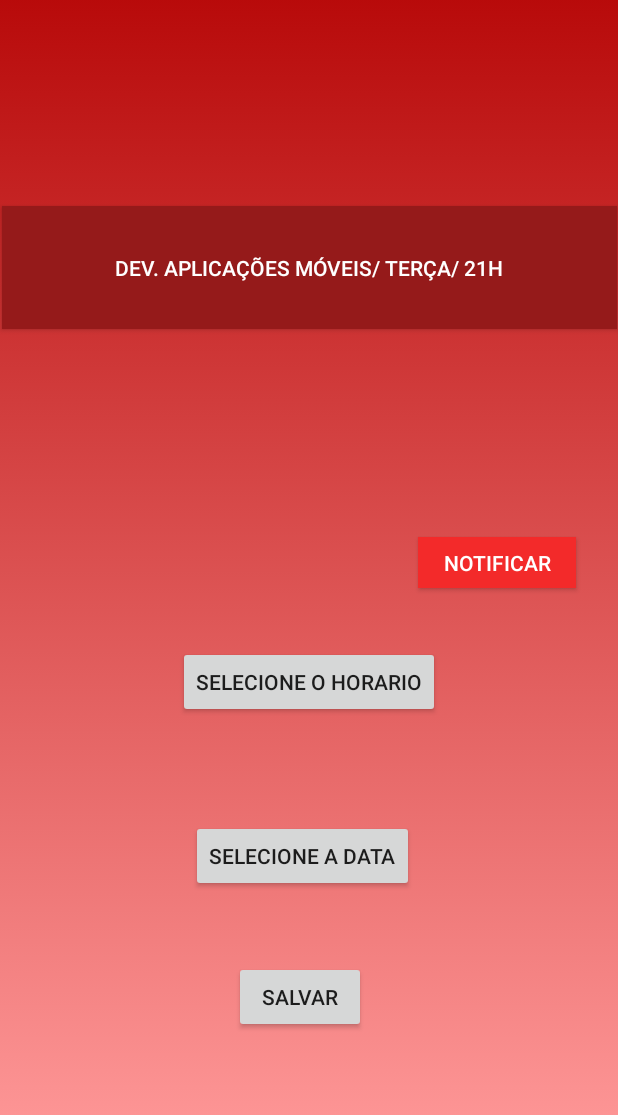
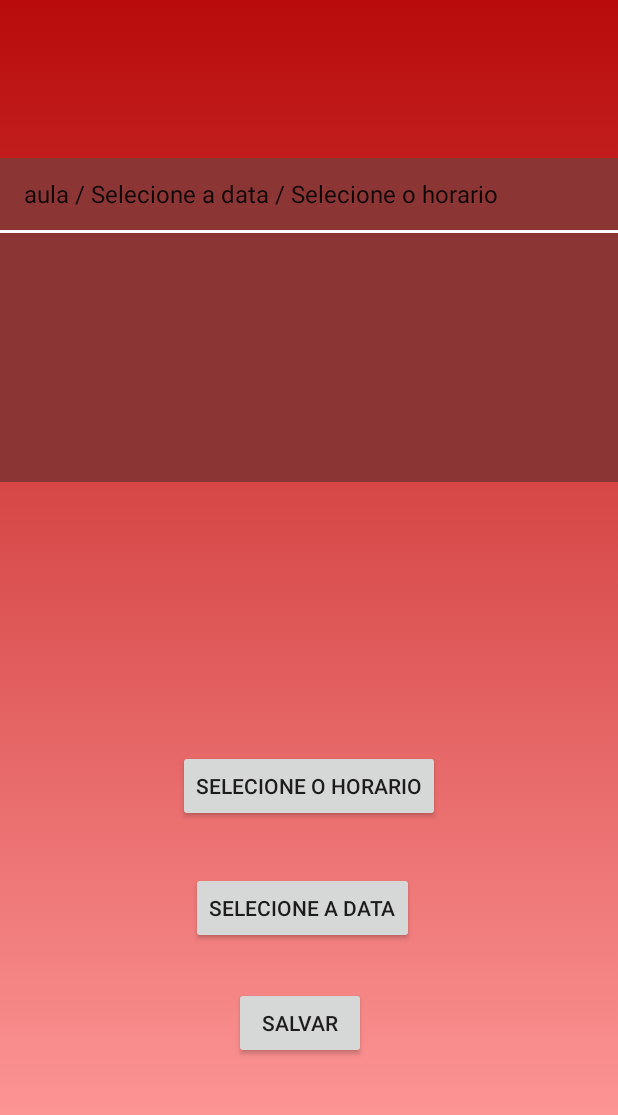
Before and after one commit to mateusmariano/GMWnotes, an Android app: the DashFragment screen opened directly, with no data from a screen before it, after a tap on "SALVAR", on a phone screen of 412 x 824 dp, the part 84-1199 px from its top. Run offline under Robolectric (Android 15) with nearby library versions, the phone set to English and light mode, and no system bars.

Commit message:
[Lista Tarefa] - Lógica
Adição da lista de tarefas e retirada do sistema de alarme

```diff
--- a/app/src/main/java/com/example/gmwnotes/Adapter/EventAdapter.java
+++ /dev/null
@@ -1,53 +0,0 @@
-package com.example.gmwnotes.Adapter;
-
-import android.content.Context;
-import android.view.View;
-import android.view.ViewGroup;
-import android.widget.LinearLayout;
-import android.widget.TextView;
-
-import androidx.annotation.NonNull;
-import androidx.recyclerview.widget.RecyclerView;
-
-import com.example.gmwnotes.Database.EntityClass;
-import com.example.gmwnotes.R;
-
-import org.w3c.dom.Text;
-
-import java.util.List;
-
-public class EventAdapter extends RecyclerView.Adapter<EventAdapter.ViewHolder> {
-
-    Context context;
-    List<EntityClass> entityClasses;
-
-    public EventAdapter(Context context, List<EntityClass> entityClasses){
-        this.context = context;
-        this.entityClasses = entityClasses;
-    }
-
-    @NonNull
-    @Override
-    public ViewHolder onCreateViewHolder(@NonNull ViewGroup parent, int viewType) {
-        return null;
-    }
-
-    @Override
-    public void onBindViewHolder(@NonNull ViewHolder holder, int position) {
-
-    }
-
-    @Override
-    public int getItemCount() {
-        return 0;
-    }
-
-    class ViewHolder extends RecyclerView.ViewHolder{
-        private TextView eventText, timeAndDateText;
-        private LinearLayout topLayout;
-        public ViewHolder(@NonNull View itemView) {
-           super(itemView);
-
-        }
-    }
-}
--- a/app/src/main/java/com/example/gmwnotes/DashFragment.java
+++ b/app/src/main/java/com/example/gmwnotes/DashFragment.java
@@ -1,44 +1,33 @@
 package com.example.gmwnotes;
 
-import android.app.AlarmManager;
 import android.app.DatePickerDialog;
-import android.app.PendingIntent;
 import android.app.TimePickerDialog;
-import android.content.Context;
-import android.content.Intent;
+import android.database.Cursor;
 import android.os.Bundle;
-import android.util.Log;
 import android.view.LayoutInflater;
 import android.view.View;
 import android.view.ViewGroup;
+import android.widget.ArrayAdapter;
 import android.widget.Button;
 import android.widget.DatePicker;
+import android.widget.ListAdapter;
+import android.widget.ListView;
 import android.widget.TimePicker;
 import android.widget.Toast;
 
 import androidx.annotation.NonNull;
 import androidx.annotation.Nullable;
-import androidx.core.app.NotificationCompat;
-import androidx.core.app.NotificationManagerCompat;
 import androidx.fragment.app.Fragment;
 
-import com.example.gmwnotes.Database.DatabaseClass;
-import com.example.gmwnotes.Database.EntityClass;
-
-import java.text.DateFormat;
-import java.text.ParseException;
-import java.text.SimpleDateFormat;
+import java.util.ArrayList;
 import java.util.Calendar;
-import java.util.Date;
-
-import static androidx.core.content.ContextCompat.getSystemService;
 
 public class DashFragment extends Fragment implements View.OnClickListener {
 
     Button btnHorario, btnData, btnSave;
-    String quandoNotificar;
-    DatabaseClass databaseClass;
     Calendar calendarToSave;
+    DatabaseHelper databaseHelper;
+    private ListView listaView;
     @Nullable
     @Override
     public View onCreateView(@NonNull LayoutInflater inflater, @Nullable ViewGroup container, @Nullable Bundle savedInstanceState) {
@@ -49,11 +38,13 @@ public class DashFragment extends Fragment implements View.OnClickListener {
 
     @Override
     public void onViewCreated(@NonNull View view, @Nullable Bundle savedInstanceState) {
-        Button button2 = view.findViewById(R.id.notButton);
+        listaView = (ListView) view.findViewById(R.id.listaTarefa);
+        databaseHelper = new DatabaseHelper(this.getContext());
+        Button button2 = view.findViewById(R.id.savebtn);
         button2.setOnClickListener(new View.OnClickListener() {
             @Override
             public void onClick(View view) {
-                showNotification();
+                salvar();
             }
         });
         btnData = view.findViewById(R.id.databtn);
@@ -62,8 +53,8 @@ public class DashFragment extends Fragment implements View.OnClickListener {
         btnData.setOnClickListener(this);
         btnHorario.setOnClickListener(this);
         btnSave.setOnClickListener(this);
-        databaseClass = DatabaseClass.getDatabase(this.getContext());
         calendarToSave = Calendar.getInstance();
+        listar();
     }
 
     @Override
@@ -76,34 +67,19 @@ public class DashFragment extends Fragment implements View.OnClickListener {
             salvar();
         }
     }
-    public void showNotification(){
-        String welcome = "Notificação enviada" ;
-        Toast.makeText(getContext(), welcome, Toast.LENGTH_LONG).show();
-        NotificationCompat.Builder builder = new NotificationCompat.Builder(getContext(), "testNot");
-        builder.setContentTitle("Sua aula vai começar!");
-        builder.setContentText("Não se atrase, sua aula vai começar daqui a pouco");
-        builder.setSmallIcon(R.drawable.ic_baseline_notifications_24);
-        builder.setPriority(NotificationCompat.PRIORITY_DEFAULT);
-        builder.setAutoCancel(true);
-
-        NotificationManagerCompat managerCompat = NotificationManagerCompat.from(getContext());
-        managerCompat.notify(1,builder.build());
-    }
-
     private void salvar(){
-        EntityClass entityClass = new EntityClass();
         String name = "aula";
         String data = (btnData.getText().toString().trim());
         String hora = (btnHorario.getText().toString().trim());
-        entityClass.setEventdate(data);
-        entityClass.setEventname(name);
-        entityClass.setEventtime(hora);
+        String tarefa = name + " / " + data + " / " + hora;
+        boolean insertData = databaseHelper.addData(tarefa);
+        if(insertData){
+            toast("Tarefa adicionada com sucesso");
+        }else{
+            toast("Erro: Não foi possível adicionar tarefa");
+        }
+        listar();
 
-        databaseClass.EventDao().insertAll(entityClass);
-
-       // setAlarm(name, data, hora);
-        setAlarm(calendarToSave,name,data,hora);
-        //finish();
     }
     private void selectHorario(){
         Calendar calendar = Calendar.getInstance();
@@ -112,7 +88,6 @@ public class DashFragment extends Fragment implements View.OnClickListener {
         TimePickerDialog timePickerDialog = new TimePickerDialog(this.getContext(), new TimePickerDialog.OnTimeSetListener() {
             @Override
             public void onTimeSet(TimePicker timePicker, int i, int i1) {
-                quandoNotificar = i+":"+i1;
                 btnHorario.setText(formatTime(i,i1));
                 calendarToSave.set(Calendar.HOUR_OF_DAY,i);
                 calendarToSave.set(Calendar.MINUTE,i1);
@@ -136,6 +111,17 @@ public class DashFragment extends Fragment implements View.OnClickListener {
             }
         },ano, mes, dia);
         datePickerDialog.show();
+    }
+
+    private void listar(){
+        Cursor data = databaseHelper.getData();
+        ArrayList<String> listData = new ArrayList<>();
+        while (data.moveToNext()){
+            listData.add(data.getString(1));
+        }
+
+        ListAdapter adapter = new ArrayAdapter<>(this.getContext(),android.R.layout.simple_list_item_1, listData);
+        listaView.setAdapter(adapter);
     }
 
     public String formatTime(int hour, int minute) {
@@ -166,45 +152,7 @@ public class DashFragment extends Fragment implements View.OnClickListener {
         return time;
     }
 
-    private void setAlarma(String text, String date, String time){
-        AlarmManager am = (AlarmManager)this.getContext().getSystemService(Context.ALARM_SERVICE);
-        Intent intent = new Intent(this.getContext(), AlarmBroadcast.class);
-        intent.putExtra("event", text);
-        intent.putExtra("horario", date);
-        intent.putExtra("data", time);
-
-        PendingIntent pendingIntent = PendingIntent.getBroadcast(this.getContext(), 0,intent,PendingIntent.FLAG_ONE_SHOT);
-        String dataEHora = date+ " " + quandoNotificar;
-        DateFormat formatter = new SimpleDateFormat("d-M-yyyy hh:mm");
-        try{
-            Date date1 = formatter.parse(dataEHora);
-            am.set(AlarmManager.RTC_WAKEUP, date1.getTime(),pendingIntent);
-
-
-        } catch (ParseException e) {
-            e.printStackTrace();
-        }
-
+    private void toast(String message){
+        Toast.makeText(this.getContext(),message, Toast.LENGTH_SHORT).show();
     }
-
-    private void setAlarm(Calendar calendar, String text, String date, String time){
-        Intent myIntent = new Intent(this.getContext() , AlarmBroadcast.class);
-        myIntent.putExtra("event", text);
-        myIntent.putExtra("time", date);
-        myIntent.putExtra("date", time);
-        AlarmManager am = (AlarmManager)this.getContext().getSystemService(Context.ALARM_SERVICE);
-        PendingIntent pendingIntent = PendingIntent.getService(this.getContext(), 0, myIntent, 0);
-
-        Calendar calendarTorRemember = Calendar.getInstance();
-        calendar.set(Calendar.SECOND, 0);
-        calendar.set(Calendar.MINUTE, calendar.get(Calendar.MINUTE));
-        calendar.set(Calendar.HOUR, calendar.get(Calendar.HOUR));
-        calendar.set(Calendar.AM_PM, Calendar.AM);
-        calendar.add(Calendar.DAY_OF_MONTH, calendar.get(Calendar.DAY_OF_MONTH));
-
-        am.setRepeating(AlarmManager.RTC_WAKEUP, calendarTorRemember.getTimeInMillis(), 1000*60*60*24 , pendingIntent);
-
-    }
-
-
 }
--- a/app/src/main/java/com/example/gmwnotes/Database/DatabaseClass.java
+++ /dev/null
@@ -1,29 +0,0 @@
-package com.example.gmwnotes.Database;
-
-import android.content.Context;
-import android.util.EventLog;
-
-import androidx.room.Database;
-import androidx.room.Room;
-import androidx.room.RoomDatabase;
-
-@Database(entities =  {EntityClass.class}, version = 1)
-public abstract class DatabaseClass extends RoomDatabase {
-    public abstract EventDao EventDao();
-    private static DatabaseClass INSTANCE;
-
-    public static DatabaseClass getDatabase(final Context context){
-        if(INSTANCE == null){
-            synchronized (DatabaseClass.class){
-                if(INSTANCE == null){
-                    INSTANCE =
-                            Room.databaseBuilder(context.getApplicationContext(),
-                                            DatabaseClass.class, "product_database")
-                                    .allowMainThreadQueries().build();
-                }
-            }
-        }
-        return INSTANCE;
-    }
-
-}
--- a/app/src/main/java/com/example/gmwnotes/Database/EntityClass.java
+++ /dev/null
@@ -1,37 +0,0 @@
-package com.example.gmwnotes.Database;
-
-import androidx.room.ColumnInfo;
-import androidx.room.Entity;
-import androidx.room.PrimaryKey;
-
-@Entity(tableName = "myTable")
-public class EntityClass {
-    @PrimaryKey(autoGenerate = true)
-    int id;
-    @ColumnInfo(name = "eventname")
-    String eventname;
-    @ColumnInfo(name = "eventdate")
-    String eventdate;
-    @ColumnInfo(name = "eventtime")
-    String eventtime;
-
-
-    public String getEventname(){
-        return eventname;
-    }
-    public void setEventname(String eventname){
-        this.eventname = eventname;
-    }
-    public String getEventdate(){
-        return eventdate;
-    }
-    public void setEventdate(String eventdate){
-        this.eventdate = eventdate;
-    }
-    public String getEventtime(){
-        return eventtime;
-    }
-    public void setEventtime(String eventtime){
-        this.eventtime = eventtime;
-    }
-}
--- a/app/src/main/java/com/example/gmwnotes/Database/EventDao.java
+++ /dev/null
@@ -1,17 +0,0 @@
-package com.example.gmwnotes.Database;
-
-import androidx.room.Dao;
-import androidx.room.Insert;
-import androidx.room.Query;
-
-import java.util.List;
-
-@Dao
-public interface EventDao {
-    @Insert
-    void insertAll(EntityClass entityClass);
-
-    @Query("SELECT * FROM mytable")
-    List<EntityClass> getAllData();
-
-}
--- /dev/null
+++ b/app/src/main/java/com/example/gmwnotes/DatabaseHelper.java
@@ -0,0 +1,57 @@
+package com.example.gmwnotes;
+
+import android.content.ContentValues;
+import android.content.Context;
+import android.database.Cursor;
+import android.database.sqlite.SQLiteDatabase;
+import android.database.sqlite.SQLiteOpenHelper;
+
+public class DatabaseHelper  extends SQLiteOpenHelper {
+
+    private static final String TAG = "DatabaseHelper";
+
+    private static final String TABLE_NAME = "horarios";
+    private static final String COL1 = "ID";
+    private static final String COL2 = "tarefa";
+
+
+    public DatabaseHelper(Context context){
+        super(context, TABLE_NAME, null,1 );
+    }
+
+    @Override
+    public void onCreate(SQLiteDatabase db) {
+        String createTable = "CREATE TABLE " + TABLE_NAME + " (ID INTEGER PRIMARY KEY AUTOINCREMENT, " +
+                COL2 + " TEXT)";
+        db.execSQL(createTable);
+    }
+
+
+    @Override
+    public void onUpgrade(SQLiteDatabase db, int i, int i1) {
+        db.execSQL("DROP IF TABLE EXISTS " + TABLE_NAME);
+        onCreate(db);
+    }
+
+    public boolean addData(String tarefa){
+        SQLiteDatabase db = this.getWritableDatabase();
+        ContentValues contentValues = new ContentValues();
+        contentValues.put(COL2,tarefa);
+
+        long result = db.insert(TABLE_NAME, null, contentValues);
+
+        if(result == -1){
+            return false;
+        }else{
+            return true;
+        }
+    }
+
+    public Cursor getData(){
+        SQLiteDatabase db = this.getWritableDatabase();
+        String query = "SELECT * FROM " + TABLE_NAME;
+        Cursor data = db.rawQuery(query, null);
+        return data;
+    }
+
+}
--- a/app/src/main/res/layout/fragment_dash.xml
+++ b/app/src/main/res/layout/fragment_dash.xml
@@ -7,68 +7,18 @@
     tools:context=".DashFragment">
 
     <Button
-        android:id="@+id/lembreteButton"
-        android:layout_width="410dp"
-        android:layout_height="82dp"
-        android:layout_marginBottom="220dp"
-        android:background="#951A1A"
-        android:text="Dev. Aplicações Móveis/ Terça/ 21h"
-        android:textColor="#FFFFFF"
-        app:layout_constraintBottom_toBottomOf="parent"
-        app:layout_constraintEnd_toEndOf="parent"
-        app:layout_constraintStart_toStartOf="parent"
-        app:layout_constraintTop_toTopOf="parent"
-        app:layout_constraintVertical_bias="0.37" />
-
-    <Button
-        android:id="@+id/notButton"
-        android:layout_width="105dp"
-        android:layout_height="34dp"
-        android:layout_marginStart="278dp"
-        android:layout_marginLeft="278dp"
-        android:layout_marginEnd="28dp"
-        android:layout_marginRight="28dp"
-        android:layout_marginBottom="376dp"
-        android:background="#F32A2A"
-        android:text="Notificar"
-        android:textColor="#FFFFFF"
-        app:layout_constraintBottom_toBottomOf="parent"
-        app:layout_constraintEnd_toEndOf="parent"
-        app:layout_constraintStart_toStartOf="parent" />
-
-    <Button
-        android:id="@+id/button2"
-        style="@style/Widget.AppCompat.Button.Borderless"
-        android:layout_width="44dp"
-        android:layout_height="30dp"
-        android:layout_marginStart="27dp"
-        android:layout_marginLeft="27dp"
-        android:layout_marginEnd="207dp"
-        android:layout_marginRight="207dp"
-        android:background="#F32A2A"
-        android:text="+"
-        android:textColor="#FFFFFF"
-        android:textSize="24sp"
-        android:visibility="invisible"
-        app:layout_constraintEnd_toStartOf="@+id/notButton"
-        app:layout_constraintStart_toStartOf="parent"
-        app:layout_constraintTop_toBottomOf="@+id/lembreteButton" />
-
-    <Button
         android:id="@+id/horariobtn"
         android:layout_width="wrap_content"
         android:layout_height="wrap_content"
         android:layout_marginStart="161dp"
         android:layout_marginLeft="161dp"
-        android:layout_marginTop="142dp"
         android:layout_marginEnd="162dp"
         android:layout_marginRight="162dp"
         android:layout_marginBottom="220dp"
         android:text="Selecione o horario"
         app:layout_constraintBottom_toBottomOf="parent"
         app:layout_constraintEnd_toEndOf="parent"
-        app:layout_constraintStart_toStartOf="parent"
-        app:layout_constraintTop_toBottomOf="@+id/lembreteButton" />
+        app:layout_constraintStart_toStartOf="parent" />
 
     <Button
         android:id="@+id/databtn"
@@ -102,4 +52,23 @@
         app:layout_constraintStart_toStartOf="parent"
         app:layout_constraintTop_toBottomOf="@+id/databtn" />
 
+    <ListView
+        android:id="@+id/listaTarefa"
+        style="@style/Widget.AppCompat.Light.ListView.DropDown"
+        android:layout_width="wrap_content"
+        android:layout_height="216dp"
+        android:layout_marginStart="1dp"
+        android:layout_marginLeft="1dp"
+        android:layout_marginTop="50dp"
+        android:layout_marginEnd="1dp"
+        android:layout_marginRight="1dp"
+        android:layout_marginBottom="68dp"
+        android:background="#8C3535"
+        android:divider="@android:color/white"
+        android:dividerHeight="2dp"
+        app:layout_constraintBottom_toTopOf="@+id/horariobtn"
+        app:layout_constraintEnd_toEndOf="parent"
+        app:layout_constraintStart_toStartOf="parent"
+        app:layout_constraintTop_toTopOf="parent" />
+
 </androidx.constraintlayout.widget.ConstraintLayout>
```
